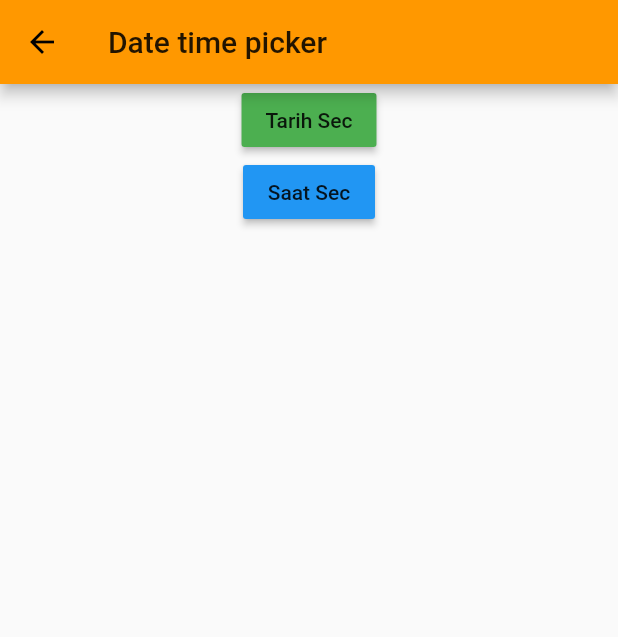
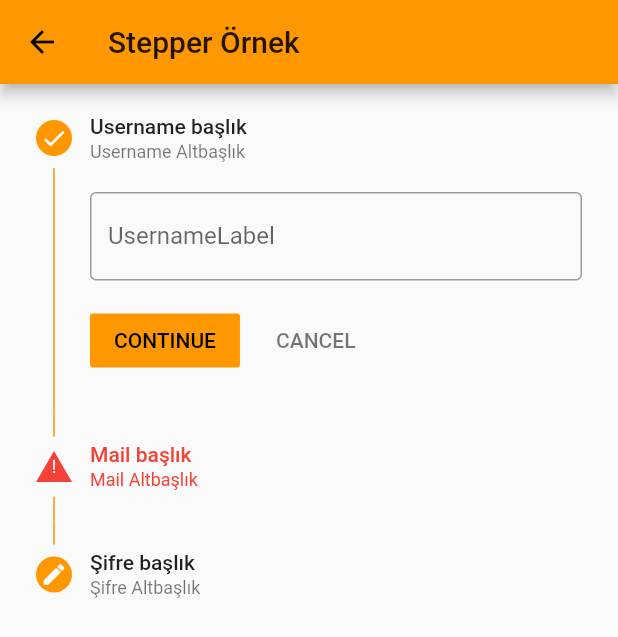
Before and after one commit to ibrahimuzul/flutter_dersleri, a Flutter app: the screen it shows after launch, on a phone screen of 412 x 824 dp. Shown: the top 637 px of the screen. Run offline on Flutter 3.47's test engine with Material 2 defaults, Android fonts, the phone set to English and light mode, and no system bars; our stand-ins replace date_format, fluttertoast.

Commit message:
95. Stepper Widget Temel Özellikleri

```diff
--- a/lib/main.dart
+++ b/lib/main.dart
@@ -2,6 +2,7 @@ import 'package:flutter/material.dart';
 import 'ui/custom_scroll_ve_slivers.dart';
 import 'ui/date_time_picker.dart';
 import 'ui/form_textformfield_ornek.dart';
+import 'ui/stepper_kullalnimi.dart';
 import 'ui/text_field_ozellikleri.dart';
 import 'ui/navigasyon_islemleri.dart';
 import 'ui/diger_form_elemanlari.dart';
@@ -12,7 +13,7 @@ void main() {
   runApp(MaterialApp(
     title: "Flutter Dersleri",
 
-    initialRoute: "/tarihSaat",
+    initialRoute: "/stepper",
 
     routes: {
       '/'      : (context) => NavigasyonIslemleri(),
@@ -20,6 +21,7 @@ void main() {
       '/textFormField' : (context) => FormveTextFormField(),
       '/digerFormElemanlari' : (context) => DigerFormElemanlari(),
       '/tarihSaat' : (context) => TarihSaatOrnek(),
+      '/stepper' : (context) => StepperOrnek(),
       '/CPage' : (context) => CSayfasi(),
       '/DPage' : (context) => DSayfasi(),
       '/GPage' : (context) => GSayfasi(),
--- a/lib/ui/navigasyon_islemleri.dart
+++ b/lib/ui/navigasyon_islemleri.dart
@@ -103,6 +103,15 @@ class NavigasyonIslemleri extends StatelessWidget {
                     color: Colors.pink,
                     onPressed: () {
                       Navigator.pushNamed(context, "/tarihSaat");
+                    },
+                  ),
+
+
+                  RaisedButton(
+                    child: Text("Stepper Kullanımı"),
+                    color: Colors.indigo.shade300,
+                    onPressed: () {
+                      Navigator.pushNamed(context, "/stepper");
                     },
                   ),
                 ],
--- /dev/null
+++ b/lib/ui/stepper_kullalnimi.dart
@@ -0,0 +1,98 @@
+import 'package:flutter/material.dart';
+
+class StepperOrnek extends StatefulWidget {
+  @override
+  _StepperOrnekState createState() => _StepperOrnekState();
+}
+
+class _StepperOrnekState extends State<StepperOrnek> {
+  int _aktifStep = 0;
+  String isim, mail, sifre;
+  List<Step> tumStepler;
+
+  @override
+  void initState() {
+    // TODO: implement initState
+    super.initState();
+    tumStepler = _tumStepler();
+  }
+
+  @override
+  Widget build(BuildContext context) {
+    return Scaffold(
+      appBar: AppBar(
+        title: Text('Stepper Örnek'),
+      ),
+      body: SingleChildScrollView(
+        child: Stepper(
+          steps: tumStepler,
+          currentStep: _aktifStep,
+          onStepTapped: (tiklanilanStep) {
+            setState(() {
+              _aktifStep = tiklanilanStep;
+            });
+          },
+          onStepContinue: () {
+            if (_aktifStep < tumStepler.length - 1) {
+              setState(() {
+                _aktifStep++;
+              });
+            }
+          },
+          onStepCancel: () {
+            if (_aktifStep > 0) {
+              setState(() {
+                _aktifStep--;
+              });
+            } else {
+              //_aktifStep = 0;
+            }
+          },
+        ),
+      ),
+    );
+  }
+
+  List<Step> _tumStepler() {
+    List<Step> stepler = [
+      Step(
+        title: Text("Username başlık"),
+        subtitle: Text("Username Altbaşlık"),
+        state: StepState.complete,
+        isActive: true,
+        content: TextFormField(
+          decoration: InputDecoration(
+              labelText: "UsernameLabel",
+              hintText: "UsernameHint",
+              border: OutlineInputBorder()),
+        ),
+      ),
+      Step(
+        title: Text("Mail başlık"),
+        subtitle: Text("Mail Altbaşlık"),
+        state: StepState.error,
+        isActive: true,
+        content: TextFormField(
+          decoration: InputDecoration(
+              labelText: "MailLabel",
+              hintText: "MailHint",
+              border: OutlineInputBorder()),
+        ),
+      ),
+      Step(
+        title: Text("Şifre başlık"),
+        subtitle: Text("Şifre Altbaşlık"),
+        state: StepState.editing,
+        isActive: true,
+        content: TextFormField(
+          decoration: InputDecoration(
+              labelText: "ŞifreLabel",
+              hintText: "ŞifreHint",
+              border: OutlineInputBorder()),
+        ),
+      ),
+    ];
+
+    return stepler;
+  }
+}
```
